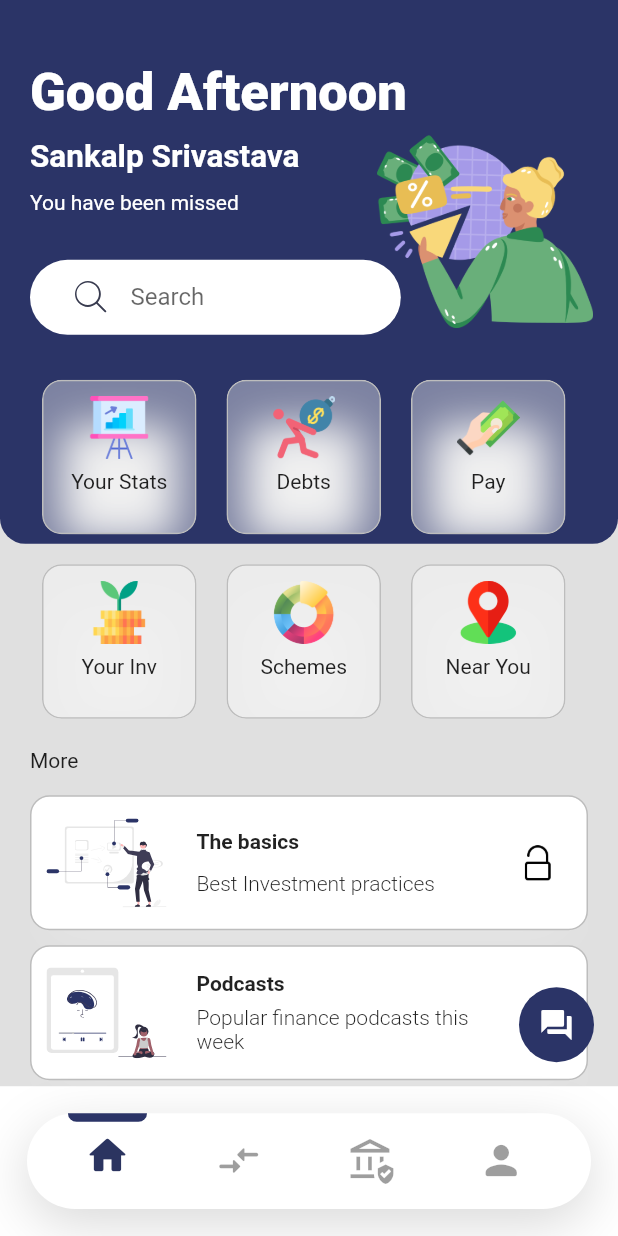
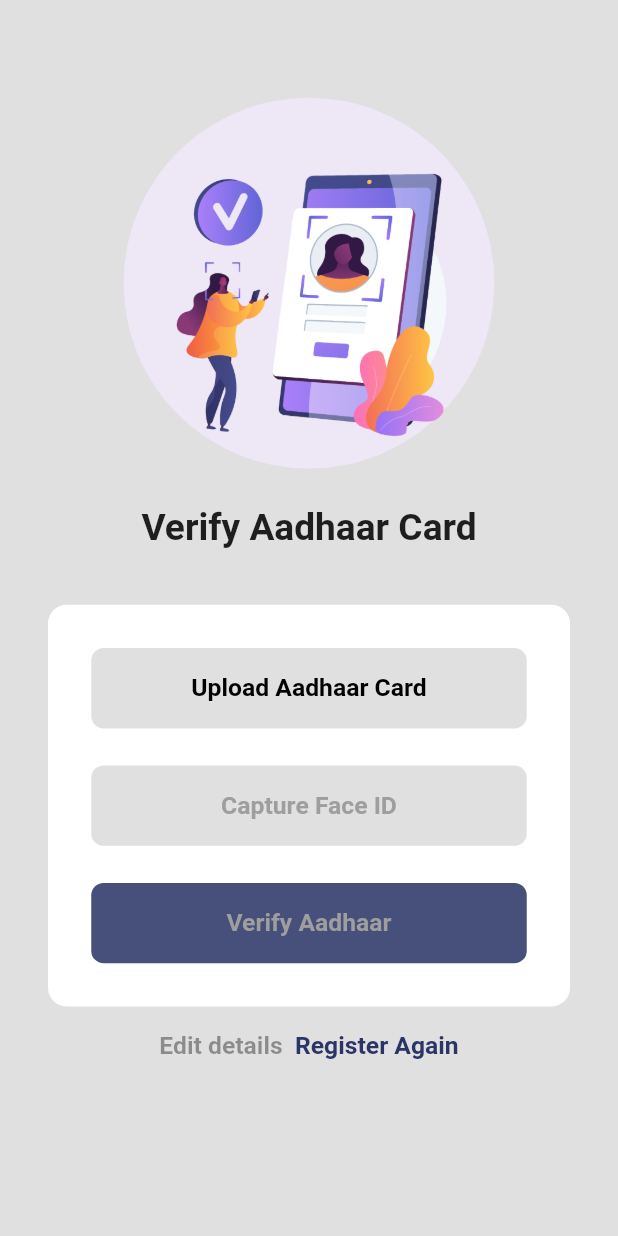
Before and after one commit to sank4lp55/finTech-App, a Flutter app: the Otp screen opened directly, after a tap on "Verify OTP", on a phone screen of 412 x 824 dp. Run offline on Flutter 3.47's test engine with Material 2 defaults, Android fonts, the phone set to English and light mode, and no system bars; our stand-ins replace animated_theme_switcher, flutter_screenutil, flutter_secure_storage, flutter_svg, get, hive and 4 more; missing offline and left inert: api_cache_manager, material_dialogs; accounts and stored records are empty.

Commit message:
aadhaar verification

```diff
--- a/frontend/lib/navigation_container.dart
+++ b/frontend/lib/navigation_container.dart
@@ -31,7 +31,7 @@ class _NavigationContainerState extends State<NavigationContainer> {
     Size size = MediaQuery.of(context).size;
     return Scaffold(
       backgroundColor: (currentIndex == 0 || currentIndex == 1)
-          ? Colors.white
+          ? Colors.grey.shade300
           : Color(0xff2B3460),
       body: Screen[currentIndex],
       bottomNavigationBar: Container(
--- a/frontend/lib/views/pages/login_folder/loginpage.dart
+++ b/frontend/lib/views/pages/login_folder/loginpage.dart
@@ -235,11 +235,13 @@ class _LoginPageState extends State<LoginPage> {
                         style: TextStyle(
                           color: dark,
                           fontWeight: FontWeight.bold,
+                          decoration: TextDecoration.underline,
                         ),
                       ),
                     ),
                   ],
-                )
+                ),
+                SizedBox(height: width*0.04 ,)
               ],
             ),
           ),
--- /dev/null
+++ b/frontend/lib/views/pages/onboarding_folder/aadhar.dart
@@ -0,0 +1,238 @@
+import 'package:flutter/material.dart';
+import 'package:frontend/navigation_container.dart';
+import 'package:frontend/utils/constants.dart';
+import 'package:frontend/views/pages/login_folder/loginpage.dart';
+import 'package:get/get.dart';
+import 'package:lottie/lottie.dart';
+import 'package:material_dialogs/material_dialogs.dart';
+import 'package:material_dialogs/widgets/buttons/icon_button.dart';
+
+import '../../widgets/my_button.dart';
+
+class verifyaadhar extends StatefulWidget {
+  bool upload_aadhaar, capture_face;
+
+  verifyaadhar({
+    super.key,
+    this.upload_aadhaar = false,
+    this.capture_face = false,
+  });
+
+  @override
+  State<verifyaadhar> createState() => _verifyaadharState();
+}
+
+class _verifyaadharState extends State<verifyaadhar> {
+  @override
+  Widget build(BuildContext context) {
+    var size = MediaQuery.of(context).size;
+    var height = size.height;
+    var width = size.width;
+    return Scaffold(
+      backgroundColor: Colors.grey[300],
+      body: SafeArea(
+        child: Padding(
+          padding: EdgeInsets.symmetric(vertical: 24, horizontal: 32),
+          child: Column(
+            children: [
+              // Align(
+              //   alignment: Alignment.topLeft,
+              //   child: GestureDetector(
+              //     onTap: () => Navigator.pop(context),
+              //     child: Icon(
+              //       Icons.arrow_back,
+              //       size: width * 0.08,
+              //       color: Colors.black54,
+              //     ),
+              //   ),
+              // ),
+              SizedBox(
+                height: height * 0.05,
+              ),
+              Container(
+                width: width * 0.6,
+                height: height * 0.3,
+                decoration: BoxDecoration(
+                  color: Colors.deepPurple.shade50,
+                  shape: BoxShape.circle,
+                ),
+                child: Image.asset(
+                  'images/aadhar_verify.png',
+                ),
+              ),
+              SizedBox(
+                height: height * 0.03,
+              ),
+              Text(
+                'Verify Aadhaar Card',
+                style: TextStyle(
+                  fontSize: width * 0.06,
+                  fontWeight: FontWeight.bold,
+                ),
+              ),
+              SizedBox(
+                height: width * 0.02,
+              ),
+              // Text(
+              //   "Enter your OTP code number",
+              //   style: TextStyle(
+              //     fontSize: width * 0.035,
+              //     fontWeight: FontWeight.bold,
+              //     color: Colors.black38,
+              //   ),
+              //   textAlign: TextAlign.center,
+              // ),
+              SizedBox(
+                height: width * 0.07,
+              ),
+              Container(
+                padding: EdgeInsets.all(width * 0.07),
+                decoration: BoxDecoration(
+                  color: Colors.white,
+                  borderRadius: BorderRadius.circular(width * 0.03),
+                ),
+                child: Column(
+                  children: [
+                    SizedBox(
+                      width: double.infinity,
+                      child: MyButton(
+                        onTap: () {
+                          setState(() {
+                            widget.upload_aadhaar = true;
+                          });
+                          // Get.to(NavigationContainer());
+                        },
+                        h: height * 0.065,
+                        w: width * 0.2,
+                        text: "Upload Aadhaar Card",
+                        textcolor: Colors.black,
+                        bgcolor: Colors.grey[300],
+                      ),
+                    ),
+                    SizedBox(
+                      height: width * 0.06,
+                    ),
+                    SizedBox(
+                      width: double.infinity,
+                      child: MyButton(
+                        onTap: () {
+                          final snackBar = SnackBar(
+                              content: Text('Upload Aadhaar card then capture Face ID'));
+                          widget.upload_aadhaar == true
+                              ? setState(() {
+                                  widget.upload_aadhaar == true
+                                      ? widget.capture_face = true
+                                      : widget.capture_face = false;
+                                })
+                              : ScaffoldMessenger.of(context)
+                                  .showSnackBar(snackBar);
+                          ;
+                          // Get.to(NavigationContainer());
+                        },
+                        h: height * 0.065,
+                        w: width * 0.2,
+                        text: "Capture Face ID",
+                        textcolor: widget.upload_aadhaar == true
+                            ? Colors.black
+                            : Colors.grey,
+                        bgcolor: Colors.grey[300],
+                      ),
+                    ),
+                    SizedBox(
+                      height: width * 0.06,
+                    ),
+                    SizedBox(
+                      width: double.infinity,
+                      child: MyButton(
+                        onTap: () {
+                          final snackBar = SnackBar(
+                            content:
+                                Text('Capture Face ID then verify Aadhaar Card'),
+                            backgroundColor: Colors.black,
+                          );
+                          widget.capture_face == true
+                              ? custom_dialog(context, width)
+                              : ScaffoldMessenger.of(context)
+                                  .showSnackBar(snackBar);
+                          // Get.to(NavigationContainer());
+                        },
+                        h: height * 0.065,
+                        w: width * 0.2,
+                        text: "Verify Aadhaar",
+                        textcolor: widget.capture_face == true
+                            ? Colors.white
+                            : Colors.grey,
+                        bgcolor: widget.capture_face == true
+                            ? dark
+                            : Color(0xdd2B3467),
+                      ),
+                    )
+                  ],
+                ),
+              ),
+              SizedBox(
+                height: width * 0.04,
+              ),
+              Row(
+                mainAxisAlignment: MainAxisAlignment.center,
+                children: [
+                  Text(
+                    "Edit details",
+                    style: TextStyle(
+                      fontSize: width * 0.04,
+                      fontWeight: FontWeight.bold,
+                      color: Colors.black38,
+                    ),
+                    textAlign: TextAlign.center,
+                  ),
+                  SizedBox(
+                    width: width * 0.02,
+                  ),
+                  Text(
+                    "Register Again",
+                    style: TextStyle(
+                        fontSize: width * 0.04,
+                        fontWeight: FontWeight.bold,
+                        color: dark),
+                    textAlign: TextAlign.center,
+                  ),
+                ],
+              ),
+            ],
+          ),
+        ),
+      ),
+    );
+  }
+
+  Future<void> custom_dialog(BuildContext context, width) {
+    return Dialogs.materialDialog(
+      color: Colors.white,
+      msg: 'Aadhaar verified successfully ',
+      title: 'Success',
+      titleStyle:
+          TextStyle(fontSize: width * 0.05, fontWeight: FontWeight.w600),
+      msgStyle: TextStyle(fontSize: width * 0.045, fontWeight: FontWeight.w500),
+      lottieBuilder: Lottie.asset(
+        'images/lottie-success.json',
+        fit: BoxFit.contain,
+      ),
+      context: context,
+      actions: [
+        IconsButton(
+          onPressed: () {
+            Get.to(LoginPage());
+          },
+          text: 'Login',
+          padding: EdgeInsets.symmetric(vertical: width * 0.03),
+          color: dark,
+          textStyle: TextStyle(
+            color: Colors.white,
+            fontWeight: FontWeight.w600,
+            fontSize: width * 0.05,
+          ),
+        ),
+      ],
+    );
+  }
+}
--- a/frontend/lib/views/pages/onboarding_folder/details.dart
+++ b/frontend/lib/views/pages/onboarding_folder/details.dart
@@ -53,7 +53,7 @@ class _DetailsPageState extends State<DetailsPage> {
 
                 // welcome back, you've been missed!
                 Text(
-                  'Welcome back you\'ve been missed!',
+                  'Let\'s get started',
                   style: TextStyle(
                     color: Colors.grey[700],
                     fontSize: width * 0.04,
@@ -193,12 +193,14 @@ class _DetailsPageState extends State<DetailsPage> {
                         'Login',
                         style: TextStyle(
                           color: dark,
+                          decoration: TextDecoration.underline,
                           fontWeight: FontWeight.bold,
                         ),
                       ),
                     ),
                   ],
                 ),
+                SizedBox(height: width*0.04,)
               ],
             ),
           ),
--- a/frontend/lib/views/pages/onboarding_folder/otp.dart
+++ b/frontend/lib/views/pages/onboarding_folder/otp.dart
@@ -1,6 +1,7 @@
 import 'package:flutter/material.dart';
 import 'package:frontend/navigation_container.dart';
 import 'package:frontend/utils/constants.dart';
+import 'package:frontend/views/pages/onboarding_folder/aadhar.dart';
 import 'package:frontend/views/widgets/my_button.dart';
 import 'package:get/get.dart';
 
@@ -99,7 +100,7 @@ class _OtpState extends State<Otp> {
                       width: double.infinity,
                       child: MyButton(
                         onTap: () {
-                          Get.to(NavigationContainer());
+                          Get.to(verifyaadhar());
                         },
                         h: height * 0.065,
                         w: width * 0.2,
@@ -125,9 +126,9 @@ class _OtpState extends State<Otp> {
                 height: width * 0.04,
               ),
               Text(
-                "Resend New Code",
+                "Resend Code",
                 style: TextStyle(
-                    fontSize: width * 0.045,
+                    fontSize: width * 0.04,
                     fontWeight: FontWeight.bold,
                     color: dark),
                 textAlign: TextAlign.center,
--- a/frontend/lib/views/widgets/my_button.dart
+++ b/frontend/lib/views/widgets/my_button.dart
@@ -8,13 +8,18 @@ class MyButton extends StatelessWidget {
   final String text;
   final double h;
   final double w;
+  final bgcolor;
+  final textcolor;
 
   const MyButton(
       {super.key,
       required this.onTap,
       this.text = "",
       required this.h,
-      required this.w});
+      required this.w,
+      this.bgcolor=dark,
+      this.textcolor=Colors.white
+    });
 
   @override
   Widget build(BuildContext context) {
@@ -30,14 +35,14 @@ class MyButton extends StatelessWidget {
         //padding: const EdgeInsets.all(20),
         //margin: const EdgeInsets.symmetric(horizontal: 20),
         decoration: BoxDecoration(
-          color: dark,
+          color: bgcolor,
           borderRadius: BorderRadius.circular(height * 0.01),
         ),
         child: Center(
           child: Text(
             text,
             style: TextStyle(
-              color: Colors.white,
+              color: textcolor,
               fontWeight: FontWeight.bold,
               fontSize: height * 0.02,
             ),
--- a/frontend/pubspec.yaml
+++ b/frontend/pubspec.yaml
@@ -48,6 +48,7 @@ dependencies:
   flutter_secure_storage: ^8.0.0
   flutter_svg: ^1.1.6
   url_launcher: ^6.1.9
+  material_dialogs: ^1.1.4
 
 dev_dependencies:
   flutter_test:
```
Also changed, not shown: frontend/images/lottie-success.json (added, +1 -0 lines), frontend/lib/main.dart (+6 -5 lines), frontend/lib/views/pages/explore_folder/results.dart (+23 -23 lines), frontend/images/aadhar_verify.png (added), frontend/pubspec.lock.
